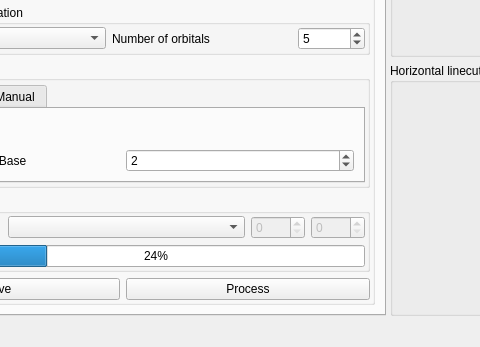
AdvancedPhotonSource/trxasviewer, file src/trxasviewer/viewer.ui: the form before one commit; both pictures show x 150 to 630 and y 459 to 806 of the 1403 by 806 pixel window.
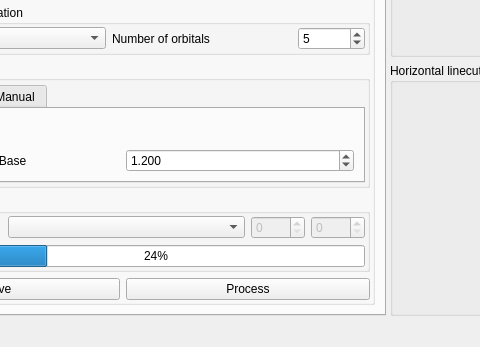
The form after the commit. Custom widgets are drawn as their Qt base class.

Patch:
```diff
--- a/src/trxasviewer/viewer.ui
+++ b/src/trxasviewer/viewer.ui
@@ -252,19 +252,6 @@
                        </property>
                       </widget>
                      </item>
-                     <item row="1" column="1">
-                      <widget class="QSpinBox" name="spinBox_binning_lognum">
-                       <property name="minimum">
-                        <number>1</number>
-                       </property>
-                       <property name="singleStep">
-                        <number>1</number>
-                       </property>
-                       <property name="value">
-                        <number>2</number>
-                       </property>
-                      </widget>
-                     </item>
                      <item row="0" column="0" colspan="2">
                       <widget class="QLabel" name="label_binning_logmsg">
                        <property name="text">
@@ -272,6 +259,22 @@
                        </property>
                       </widget>
                      </item>
+                     <item row="1" column="1">
+                      <widget class="QDoubleSpinBox" name="spinBox_binning_lognum">
+                       <property name="decimals">
+                        <number>3</number>
+                       </property>
+                       <property name="minimum">
+                        <double>1.000000000000000</double>
+                       </property>
+                       <property name="singleStep">
+                        <double>0.010000000000000</double>
+                       </property>
+                       <property name="value">
+                        <double>1.200000000000000</double>
+                       </property>
+                      </widget>
+                     </item>
                     </layout>
                    </widget>
                    <widget class="QWidget" name="tab_5">
```
